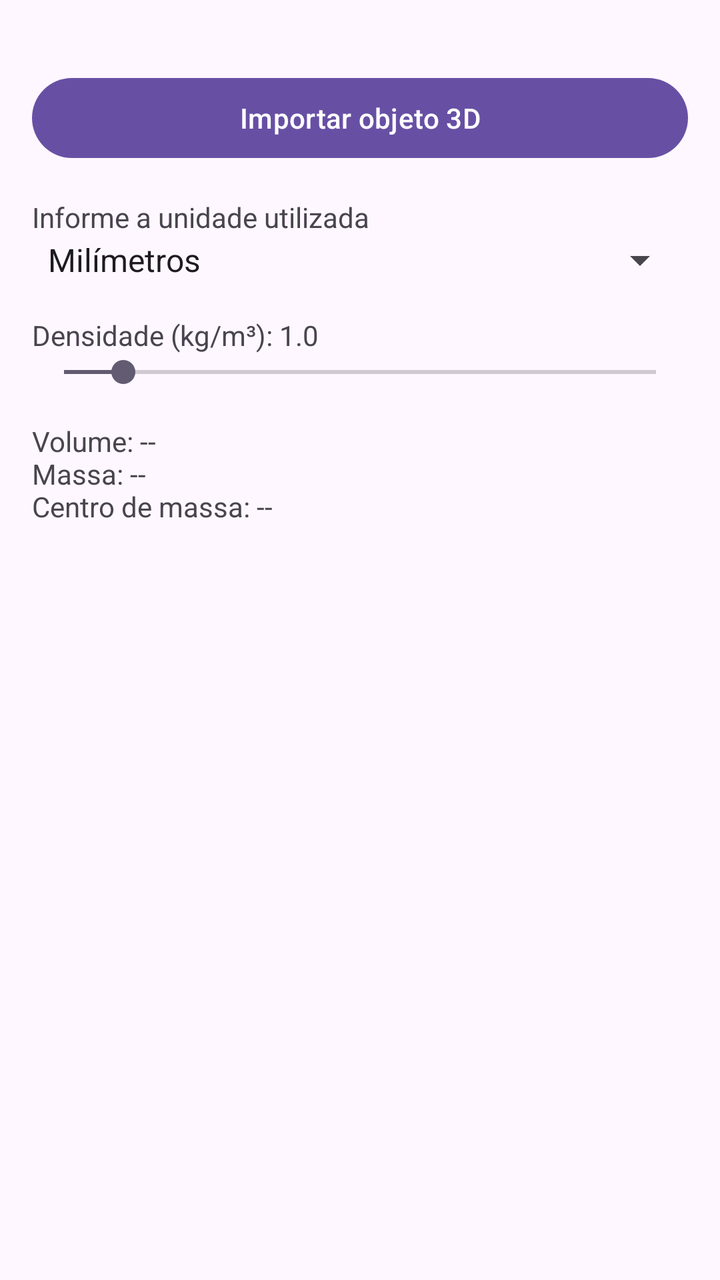
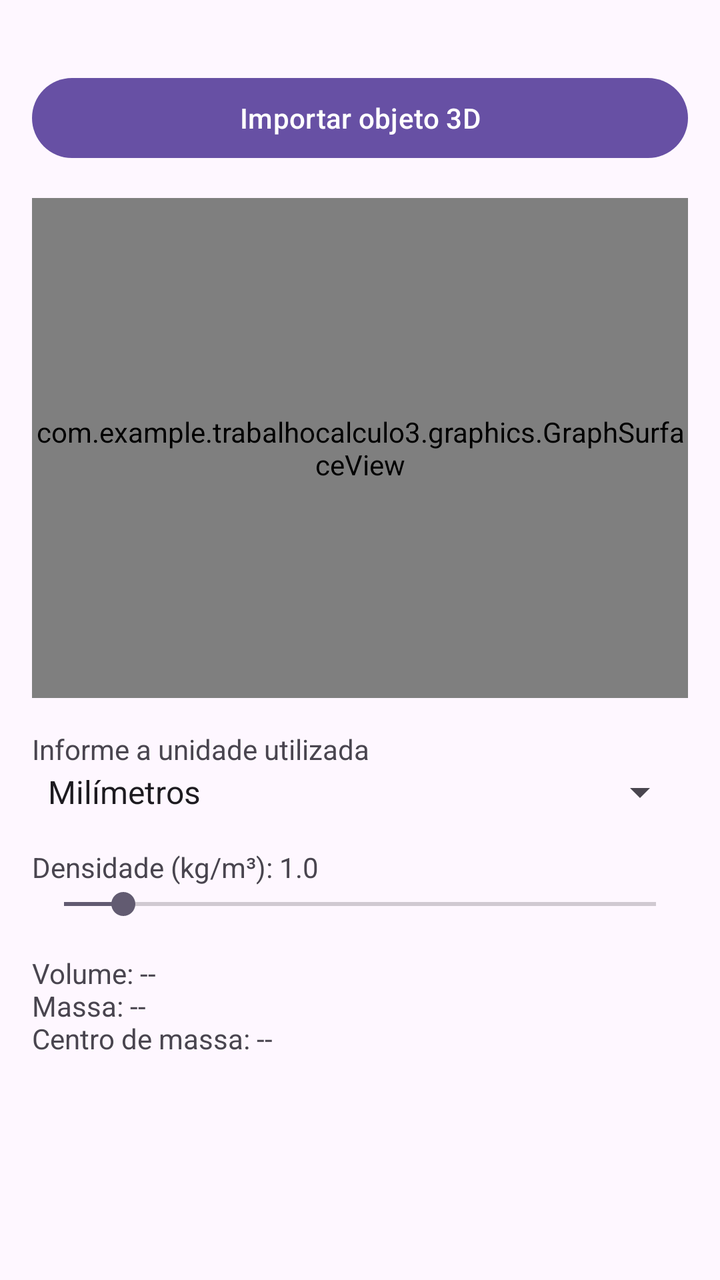

The first picture is an Android layout as it rendered before a commit; the second is the same layout after the commit. The layout source and the unified diff follow.
<!-- AndroidManifest.xml: application theme Theme.TrabalhoCalculo3 -->
<!-- res/layout/activity_main.xml -->
<?xml version="1.0" encoding="utf-8"?>
<androidx.constraintlayout.widget.ConstraintLayout xmlns:android="http://schemas.android.com/apk/res/android"
    xmlns:app="http://schemas.android.com/apk/res-auto"
    xmlns:tools="http://schemas.android.com/tools"
    android:id="@+id/main"
    android:layout_width="match_parent"
    android:layout_height="match_parent"
    tools:context=".MainActivity">

<LinearLayout
    android:layout_width="match_parent"
    android:layout_height="match_parent"
    android:orientation="vertical"
    android:padding="16dp">

    <TextView
        android:id="@+id/textImportStatus"
        android:layout_width="match_parent"
        android:layout_height="wrap_content" />

    <Button
        android:id="@+id/btnImport"
        android:layout_width="match_parent"
        android:layout_height="wrap_content"
        android:text="Importar objeto 3D" />

    <TextView
        android:id="@+id/textViewSpinner"
        android:layout_width="match_parent"
        android:layout_height="wrap_content"
        android:layout_marginTop="16dp"
        android:text="Informe a unidade utilizada" />

    <Spinner
        android:id="@+id/spinner"
        android:layout_width="match_parent"
        android:layout_height="wrap_content"
        android:entries="@array/unidades_array" />

    <TextView
        android:id="@+id/txtDensityLabel"
        android:layout_width="wrap_content"
        android:layout_height="wrap_content"
        android:layout_marginTop="16dp"
        android:text="Densidade (kg/m³): 1.0" />

    <SeekBar
        android:id="@+id/seekDensity"
        android:layout_width="match_parent"
        android:layout_height="wrap_content"
        android:max="1000"
        android:progress="100" />

    <TextView
        android:id="@+id/txtResults"
        android:layout_width="match_parent"
        android:layout_height="wrap_content"
        android:layout_marginTop="16dp"
        android:text="Volume: --\nMassa: --\nCentro de massa: --" />

</LinearLayout>

</androidx.constraintlayout.widget.ConstraintLayout>
<!-- resources referenced by this layout -->
<resources>
  <string-array name="unidades_array">
          <item>Milímetros</item>
          <item>Centímetros</item>
          <item>Metros</item>
      </string-array>
  <style name="Theme.TrabalhoCalculo3" parent="Base.Theme.TrabalhoCalculo3" />
  <style name="Base.Theme.TrabalhoCalculo3" parent="Theme.Material3.DayNight.NoActionBar">
          
          
      </style>
</resources>

<!-- the commit's change to res/layout/activity_main.xml (unified diff, before → after) -->
@@ -1,5 +1,6 @@
 <?xml version="1.0" encoding="utf-8"?>
-<androidx.constraintlayout.widget.ConstraintLayout xmlns:android="http://schemas.android.com/apk/res/android"
+<androidx.constraintlayout.widget.ConstraintLayout
+    xmlns:android="http://schemas.android.com/apk/res/android"
     xmlns:app="http://schemas.android.com/apk/res-auto"
     xmlns:tools="http://schemas.android.com/tools"
     android:id="@+id/main"
@@ -7,57 +8,64 @@
     android:layout_height="match_parent"
     tools:context=".MainActivity">
 
-<LinearLayout
-    android:layout_width="match_parent"
-    android:layout_height="match_parent"
-    android:orientation="vertical"
-    android:padding="16dp">
+    <LinearLayout
+        android:layout_width="match_parent"
+        android:layout_height="match_parent"
+        android:orientation="vertical"
+        android:padding="16dp">
 
-    <TextView
-        android:id="@+id/textImportStatus"
-        android:layout_width="match_parent"
-        android:layout_height="wrap_content" />
+        <TextView
+            android:id="@+id/textImportStatus"
+            android:layout_width="match_parent"
+            android:layout_height="wrap_content" />
 
-    <Button
-        android:id="@+id/btnImport"
-        android:layout_width="match_parent"
-        android:layout_height="wrap_content"
-        android:text="Importar objeto 3D" />
+        <Button
+            android:id="@+id/btnImport"
+            android:layout_width="match_parent"
+            android:layout_height="wrap_content"
+            android:text="Importar objeto 3D" />
 
-    <TextView
-        android:id="@+id/textViewSpinner"
-        android:layout_width="match_parent"
-        android:layout_height="wrap_content"
-        android:layout_marginTop="16dp"
-        android:text="Informe a unidade utilizada" />
+        
+        <com.example.trabalhocalculo3.graphics.GraphSurfaceView
+            android:id="@+id/graphView"
+            android:layout_width="match_parent"
+            android:layout_height="250dp"
+            android:layout_marginTop="16dp" />
 
-    <Spinner
-        android:id="@+id/spinner"
-        android:layout_width="match_parent"
-        android:layout_height="wrap_content"
-        android:entries="@array/unidades_array" />
+        <TextView
+            android:id="@+id/textViewSpinner"
+            android:layout_width="match_parent"
+            android:layout_height="wrap_content"
+            android:layout_marginTop="16dp"
+            android:text="Informe a unidade utilizada" />
 
-    <TextView
-        android:id="@+id/txtDensityLabel"
-        android:layout_width="wrap_content"
-        android:layout_height="wrap_content"
-        android:layout_marginTop="16dp"
-        android:text="Densidade (kg/m³): 1.0" />
+        <Spinner
+            android:id="@+id/spinner"
+            android:layout_width="match_parent"
+            android:layout_height="wrap_content"
+            android:entries="@array/unidades_array" />
 
-    <SeekBar
-        android:id="@+id/seekDensity"
-        android:layout_width="match_parent"
-        android:layout_height="wrap_content"
-        android:max="1000"
-        android:progress="100" />
+        <TextView
+            android:id="@+id/txtDensityLabel"
+            android:layout_width="wrap_content"
+            android:layout_height="wrap_content"
+            android:layout_marginTop="16dp"
+            android:text="Densidade (kg/m³): 1.0" />
 
-    <TextView
-        android:id="@+id/txtResults"
-        android:layout_width="match_parent"
-        android:layout_height="wrap_content"
-        android:layout_marginTop="16dp"
-        android:text="Volume: --\nMassa: --\nCentro de massa: --" />
+        <SeekBar
+            android:id="@+id/seekDensity"
+            android:layout_width="match_parent"
+            android:layout_height="wrap_content"
+            android:max="1000"
+            android:progress="100" />
 
-</LinearLayout>
+        <TextView
+            android:id="@+id/txtResults"
+            android:layout_width="match_parent"
+            android:layout_height="wrap_content"
+            android:layout_marginTop="16dp"
+            android:text="Volume: --&#10;Massa: --&#10;Centro de massa: --" />
+
+    </LinearLayout>
 
 </androidx.constraintlayout.widget.ConstraintLayout>
